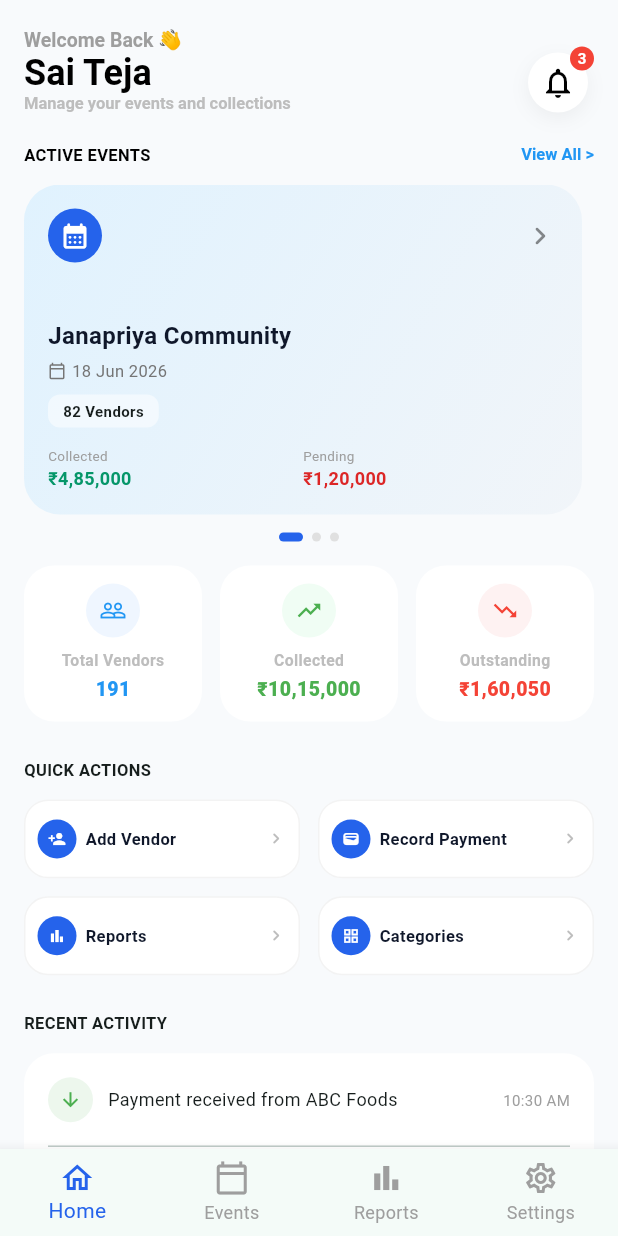
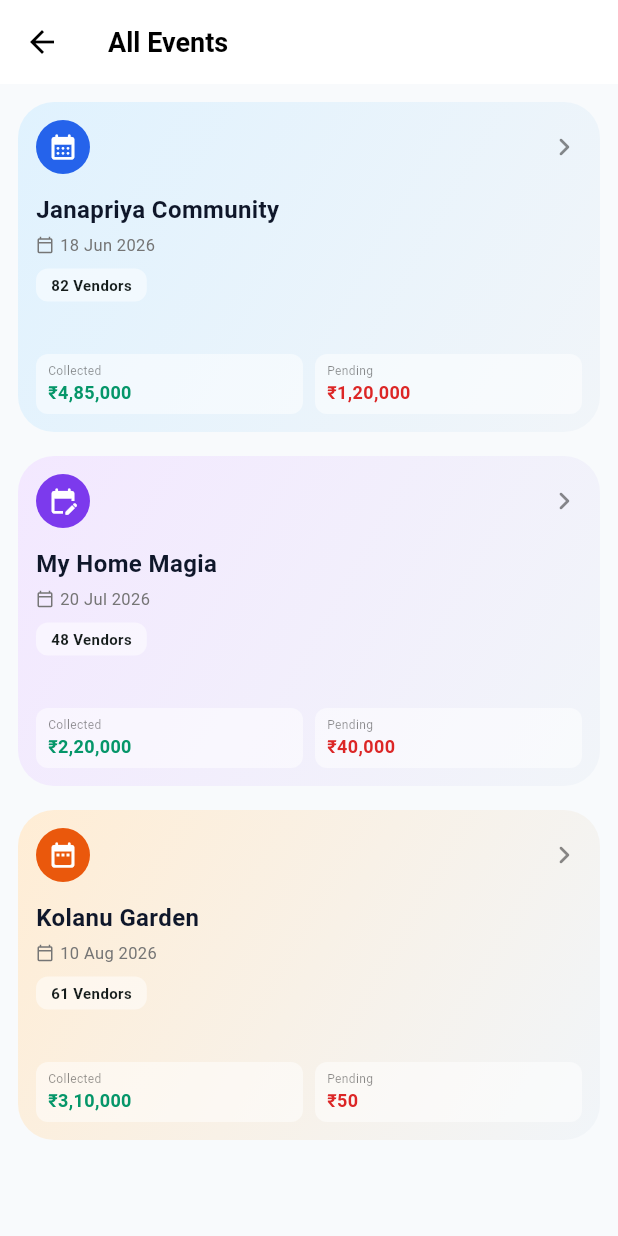
Before and after one commit to kinwabutt/flutter-event-management-dashboard, a Flutter app: the screen it shows after launch, after a tap on "View All >", on a phone screen of 412 x 824 dp. Run offline on Flutter 3.47's test engine with Material 3 defaults, Android fonts, the phone set to English and light mode, and no system bars; our stand-ins replace dio, flutter_riverpod, freezed_annotation, go_router, riverpod_annotation; generated files the repository leaves out were written again.

Commit message:
Updated navigation and minor UI fixes

```diff
--- a/lib/app/routing/app_router.dart
+++ b/lib/app/routing/app_router.dart
@@ -1,11 +1,12 @@
 import 'package:flutter/material.dart';
 import 'package:go_router/go_router.dart';
-import 'package:riverpod_annotation/riverpod_annotation.dart'; // Isko import karein
+import 'package:riverpod_annotation/riverpod_annotation.dart';
 import '../../features/dashboard/presentation/dashboard_screen.dart';
 import '../../features/event_detail/presentation/event_detail_screen.dart';
+// 1. Nayi screen ka import add karein:
+import '../../features/event_detail/presentation/event_list_screen.dart';
 import '../../features/dashboard/data/dashboard_model.dart';
 
-// Yeh line build_runner ke liye zaroori hai
 part 'app_router.g.dart';
 
 @riverpod
@@ -17,6 +18,11 @@ GoRouter appRouter(AppRouterRef ref) {
         path: '/',
         builder: (context, state) =>  DashboardScreen(),
       ),
+      // 2. Naya route yahan add karein:
+      GoRoute(
+        path: '/events',
+        builder: (context, state) => const EventListScreen(),
+      ),
       GoRoute(
         path: '/event-detail',
         builder: (context, state) {
--- a/lib/features/dashboard/data/dashboard_provider.dart
+++ b/lib/features/dashboard/data/dashboard_provider.dart
@@ -14,9 +14,7 @@ final currentPageProvider = StateProvider<int>((ref) => 0);
 DashboardRepository dashboardRepository(DashboardRepositoryRef ref) {
   return DashboardRepository(Dio());
 }
-
-/// 2. FutureProvider for Active Events
-@riverpod
+@Riverpod(keepAlive: true)
 Future<List<EventModel>> fetchEvents(FetchEventsRef ref) async {
   final repo = ref.watch(dashboardRepositoryProvider);
   return await repo.fetchActiveEvents();
--- a/lib/features/dashboard/presentation/dashboard_screen.dart
+++ b/lib/features/dashboard/presentation/dashboard_screen.dart
@@ -1,5 +1,6 @@
 import 'package:flutter/material.dart';
 import 'package:flutter_riverpod/flutter_riverpod.dart';
+import 'package:go_router/go_router.dart';
 import 'package:intl/intl.dart';
 import '../data/dashboard_provider.dart';
 import 'widgets/event_card.dart';
@@ -12,13 +13,13 @@ class DashboardScreen extends ConsumerWidget {
    DashboardScreen({super.key});
 
   final NumberFormat _currencyFormatter = NumberFormat.currency(locale: 'en_IN', symbol: '₹', decimalDigits: 0);
-
+// final
   @override
   Widget build(BuildContext context, WidgetRef ref) {
     final activeEventsAsync = ref.watch(fetchEventsProvider);
     final currentPage = ref.watch(currentPageProvider);
     final bottomNavIndex = ref.watch(bottomNavIndexProvider);
-
+    final PageController _pageController = PageController(viewportFraction: 0.85);
     return Scaffold(
       backgroundColor: const Color(0xFFF8FAFC),
       appBar: AppBar(
@@ -66,19 +67,31 @@ class DashboardScreen extends ConsumerWidget {
                     mainAxisAlignment: MainAxisAlignment.spaceBetween,
                     children: [
                       const Text('ACTIVE EVENTS', style: TextStyle(fontWeight: FontWeight.bold, fontSize: 11, color: Colors.black)),
-                      TextButton(onPressed: () {}, style: TextButton.styleFrom(padding: EdgeInsets.zero, minimumSize: Size.zero, tapTargetSize: MaterialTapTargetSize.shrinkWrap), child: const Text('View All >', style: TextStyle(color: Colors.blue, fontWeight: FontWeight.bold, fontSize: 11))),
+TextButton(
+  onPressed: () {
+
+    context.push('/events', extra: events);
+  },
+  style: TextButton.styleFrom(
+    padding: EdgeInsets.zero,
+    minimumSize: Size.zero,
+    tapTargetSize: MaterialTapTargetSize.shrinkWrap
+  ),
+  child: const Text('View All >', style: TextStyle(color: Colors.blue, fontWeight: FontWeight.bold, fontSize: 11))
+),
                     ],
                   ),
                 ),
                 const SizedBox(height: 12),
                 SizedBox(
-                  height: 220,
+  height: 250,
   child: PageView.builder(
     padEnds: false,
+    controller: PageController(viewportFraction: 0.70), // Cards ko compact aur "snapped" dikhane ke liye
     itemCount: events.length,
-                    onPageChanged: (i) => ref.read(currentPageProvider.notifier).state = i,
+    onPageChanged: (i) => ref.read(currentPageProvider.notifier).state = i, // Dots animation ke liye ye zaroori hai
     itemBuilder: (context, i) => Padding(
-                      padding: EdgeInsets.only(left: i == 0 ? 16 : 0, right: 12),
+      padding: const EdgeInsets.symmetric(horizontal: 8), // Card ke darmiyan gap
       child: EventCard(event: events[i], index: i),
     ),
   ),
@@ -127,7 +140,16 @@ class DashboardScreen extends ConsumerWidget {
   selectedItemColor: const Color(0xFF2563EB),
   unselectedItemColor: Colors.grey,
   currentIndex: bottomNavIndex,
-        onTap: (i) => ref.read(bottomNavIndexProvider.notifier).state = i,
+
+  onTap: (i) {
+    ref.read(bottomNavIndexProvider.notifier).state = i;
+    if (i == 1) {
+      context.push('/events');
+    } else {
+
+      ref.read(bottomNavIndexProvider.notifier).state = i;
+    }
+  },
   items: const [
     BottomNavigationBarItem(icon: Icon(Icons.home_outlined), label: 'Home'),
     BottomNavigationBarItem(icon: Icon(Icons.calendar_today_outlined), label: 'Events'),
--- a/lib/features/dashboard/presentation/widgets/event_card.dart
+++ b/lib/features/dashboard/presentation/widgets/event_card.dart
@@ -1,3 +1,8 @@
+import 'package:flutter/material.dart';
+import 'package:intl/intl.dart';
+import 'package:go_router/go_router.dart';
+import 'package:vixact_assessment/features/dashboard/data/dashboard_model.dart';
+
 import 'package:flutter/material.dart';
 import 'package:intl/intl.dart';
 import 'package:go_router/go_router.dart';
@@ -11,65 +16,50 @@ class EventCard extends StatelessWidget {
 
   @override
   Widget build(BuildContext context) {
+
     final currencyFormatter = NumberFormat.currency(locale: 'en_IN', symbol: '₹', decimalDigits: 0);
 
-    // Background Glow Gradients
     final List<Gradient> cardGradients = [
       const LinearGradient(colors: [Color(0xFFE0F2FE), Color(0xFFF1F5F9)], begin: Alignment.topLeft, end: Alignment.bottomRight),
       const LinearGradient(colors: [Color(0xFFF3E8FF), Color(0xFFF1F5F9)], begin: Alignment.topLeft, end: Alignment.bottomRight),
       const LinearGradient(colors: [Color(0xFFFFEDD5), Color(0xFFF1F5F9)], begin: Alignment.topLeft, end: Alignment.bottomRight),
     ];
 
-    // Vibrant background colors for icons
     final List<Color> bgColors = [const Color(0xFF2563EB), const Color(0xFF7C3AED), const Color(0xFFEA580C)];
     final List<IconData> icons = [Icons.calendar_month_rounded, Icons.edit_calendar_rounded, Icons.date_range_rounded];
 
     return GestureDetector(
       onTap: () => context.push('/event-detail', extra: event),
       child: Container(
-        margin: const EdgeInsets.only(right: 12),
-        padding: const EdgeInsets.all(16),
+        padding: const EdgeInsets.all(12),
         decoration: BoxDecoration(
           gradient: cardGradients[index % cardGradients.length],
           borderRadius: BorderRadius.circular(24),
         ),
         child: Column(
           crossAxisAlignment: CrossAxisAlignment.start,
+          mainAxisSize: MainAxisSize.min,
           children: [
             Row(
               mainAxisAlignment: MainAxisAlignment.spaceBetween,
               children: [
-                // Dark Background + White Icon
-                Container(
-                  padding: const EdgeInsets.all(8),
-                  decoration: BoxDecoration(
-                    color: bgColors[index % bgColors.length], // Dark Vibrant BG
-                    shape: BoxShape.circle,
-                  ),
-                  child: Icon(icons[index % icons.length], size: 20, color: Colors.white), // White Icon
-                ),
+                Container(padding: const EdgeInsets.all(8), decoration: BoxDecoration(color: bgColors[index % bgColors.length], shape: BoxShape.circle), child: Icon(icons[index % icons.length], size: 20, color: Colors.white)),
                 const Icon(Icons.chevron_right_rounded, color: Colors.black45),
               ],
             ),
-            const Spacer(),
-            Text(event.title, style: const TextStyle(fontWeight: FontWeight.bold, fontSize: 16, color: Color(0xFF0F172A))),
+            const SizedBox(height: 12),
+            Text(event.title, maxLines: 1, overflow: TextOverflow.ellipsis, style: const TextStyle(fontWeight: FontWeight.bold, fontSize: 16, color: Color(0xFF0F172A))),
             const SizedBox(height: 4),
-            Row(children: [
-              Icon(Icons.calendar_today_outlined, size: 12, color: Colors.grey.shade600),
-              const SizedBox(width: 4),
-              Text(event.date, style: TextStyle(color: Colors.grey.shade600, fontSize: 11)),
-            ]),
+            Row(children: [Icon(Icons.calendar_today_outlined, size: 12, color: Colors.grey.shade600), const SizedBox(width: 4), Text(event.date, style: TextStyle(color: Colors.grey.shade600, fontSize: 11))]),
             const SizedBox(height: 8),
-            Container(
-              padding: const EdgeInsets.symmetric(horizontal: 10, vertical: 4),
-              decoration: BoxDecoration(color: Colors.white.withOpacity(0.5), borderRadius: BorderRadius.circular(8)),
-              child: Text('${event.vendors} Vendors', style: const TextStyle(fontSize: 10, fontWeight: FontWeight.bold)),
-            ),
-            const SizedBox(height: 12),
+            Container(padding: const EdgeInsets.symmetric(horizontal: 10, vertical: 4), decoration: BoxDecoration(color: Colors.white.withOpacity(0.5), borderRadius: BorderRadius.circular(8)), child: Text('${event.vendors} Vendors', style: const TextStyle(fontSize: 10, fontWeight: FontWeight.bold))),
+            const SizedBox(height: 35),
             Row(
               children: [
-                Expanded(child: Column(crossAxisAlignment: CrossAxisAlignment.start, children: [const Text('Collected', style: TextStyle(color: Colors.grey, fontSize: 9)), Text(currencyFormatter.format(event.collectedAmount), style: const TextStyle(color: Color(0xFF059669), fontWeight: FontWeight.bold, fontSize: 12))])),
-                Expanded(child: Column(crossAxisAlignment: CrossAxisAlignment.start, children: [const Text('Pending', style: TextStyle(color: Colors.grey, fontSize: 9)), Text(currencyFormatter.format(event.pendingAmount), style: const TextStyle(color: Color(0xFFDC2626), fontWeight: FontWeight.bold, fontSize: 12))])),
+
+                Expanded(child: _buildAmountInfo('Collected', currencyFormatter.format(event.collectedAmount), const Color(0xFF059669))),
+                const SizedBox(width: 8),
+                Expanded(child: _buildAmountInfo('Pending', currencyFormatter.format(event.pendingAmount), const Color(0xFFDC2626))),
               ],
             )
           ],
@@ -77,4 +67,27 @@ class EventCard extends StatelessWidget {
       ),
     );
   }
-}
+
+  Widget _buildAmountInfo(String label, String value, Color color) {
+    return Container(
+      // Waisa hi white background jaisa Vendors tag ka hai
+      padding: const EdgeInsets.symmetric(horizontal: 8, vertical: 6),
+      decoration: BoxDecoration(
+        color: Colors.white.withOpacity(0.5), // Hlka white background
+        borderRadius: BorderRadius.circular(8),
+      ),
+      child: Column(
+        crossAxisAlignment: CrossAxisAlignment.start,
+        children: [
+          Text(label, style: const TextStyle(color: Colors.black45, fontSize: 8)),
+          FittedBox(
+            child: Text(
+              value,
+              style: TextStyle(color: color, fontWeight: FontWeight.bold, fontSize: 12)
+            ),
+          ),
+        ],
+      ),
+    );
+  }
+  }
--- /dev/null
+++ b/lib/features/event_detail/presentation/event_list_screen.dart
@@ -0,0 +1,48 @@
+import 'package:flutter/material.dart';
+import 'package:flutter_riverpod/flutter_riverpod.dart';
+import 'package:go_router/go_router.dart';
+import 'package:vixact_assessment/features/dashboard/data/dashboard_provider.dart';
+import 'package:vixact_assessment/features/dashboard/presentation/widgets/event_card.dart';
+
+class EventListScreen extends ConsumerWidget {
+  const EventListScreen({super.key});
+
+  @override
+  Widget build(BuildContext context, WidgetRef ref) {
+    final activeEventsAsync = ref.watch(fetchEventsProvider);
+
+    return Scaffold(
+      backgroundColor: const Color(0xFFF8FAFC),
+      appBar: AppBar(
+        title: const Text("All Events",
+            style: TextStyle(color: Colors.black, fontWeight: FontWeight.bold)),
+        backgroundColor: Colors.white,
+        elevation: 0,
+        iconTheme: const IconThemeData(color: Colors.black),
+      ),
+      body: activeEventsAsync.when(
+        loading: () => const Center(child: CircularProgressIndicator()),
+        error: (err, stack) => Center(child: Text('Error: $err')),
+        data: (events) {
+          if (events.isEmpty) {
+            return const Center(child: Text("No events found."));
+          }
+
+          return ListView.builder(
+            padding: const EdgeInsets.all(12),
+            itemCount: events.length,
+            itemBuilder: (context, index) {
+              return Padding(
+                padding: const EdgeInsets.only(bottom: 16),
+                child: GestureDetector(
+                  onTap: () => context.push('/event-detail', extra: events[index]),
+                  child: EventCard(event: events[index], index: index),
+                ),
+              );
+            },
+          );
+        },
+      ),
+    );
+  }
+}
```
Also changed, not shown: lib/app/routing/app_router.g.dart, lib/features/dashboard/data/dashboard_provider.g.dart. Lines whose indentation alone changed are shown as unchanged.
